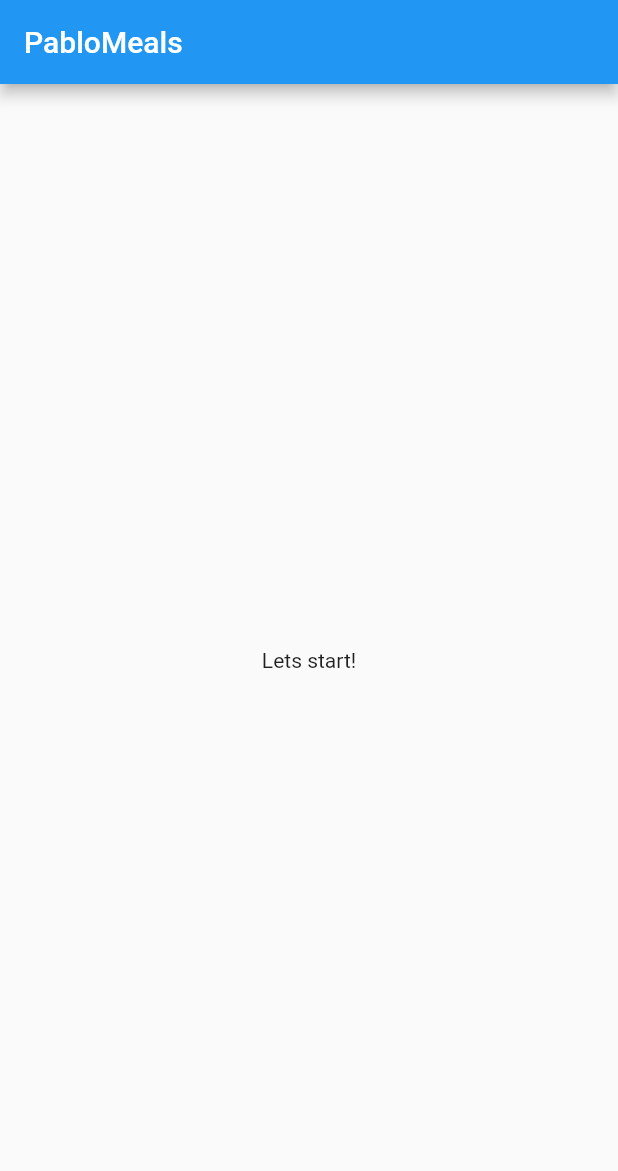
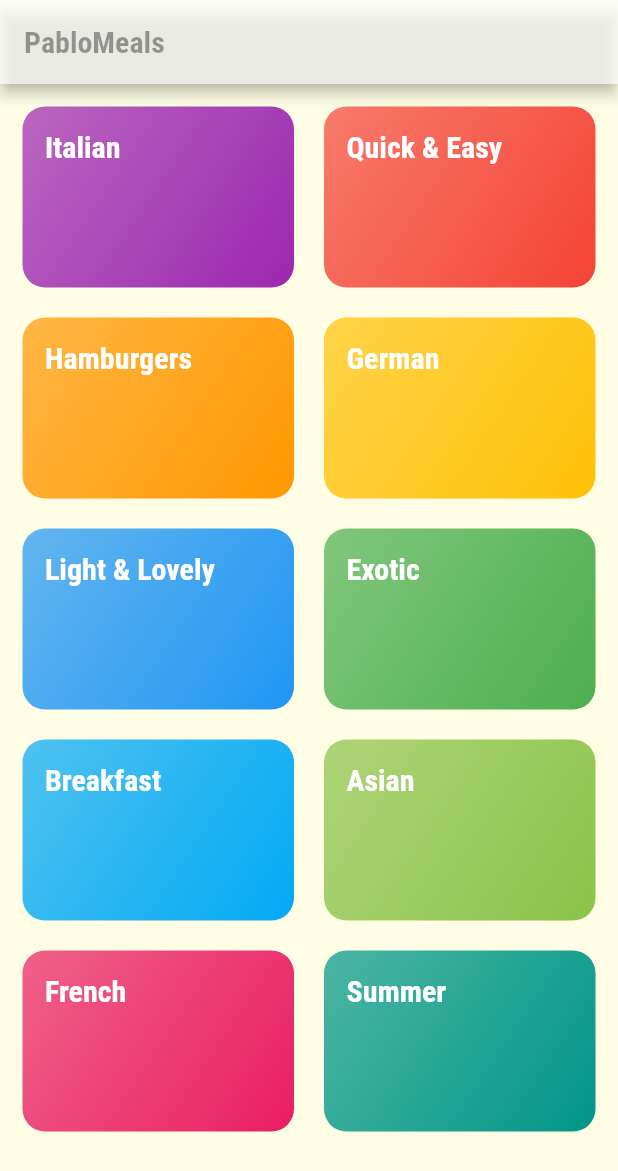
Before and after one commit to pawel-bak-dev/-playground_flutter_meals, a Flutter app: the screen it shows after launch, on a phone screen of 412 x 824 dp. Shown: the top 1171 px of the screen. Run offline on Flutter 3.47's test engine with Material 2 defaults, Android fonts, the phone set to English and light mode, and no system bars.

Commit message:
add fonts, define theme

```diff
--- /dev/null
+++ b/lib/categories_screen.dart
@@ -0,0 +1,29 @@
+import 'package:flutter/material.dart';
+
+import './dummy_data.dart';
+import './category_item.dart';
+
+class CategoriesScreen extends StatelessWidget {
+  @override
+  Widget build(BuildContext context) {
+    return Scaffold(
+      appBar: AppBar(
+        title: const Text('PabloMeals'),
+      ),
+      body: GridView(
+        padding: const EdgeInsets.all(15),
+        gridDelegate: SliverGridDelegateWithMaxCrossAxisExtent(
+          maxCrossAxisExtent: 200,
+          childAspectRatio: 3 / 2,
+          crossAxisSpacing: 20,
+          mainAxisSpacing: 20,
+        ),
+        children: DUMMY_CATEGORIES
+            .map(
+              (data) => CategoryItem(data.title, data.color),
+            )
+            .toList(),
+      ),
+    );
+  }
+}
--- /dev/null
+++ b/lib/category_item.dart
@@ -0,0 +1,30 @@
+import 'package:flutter/material.dart';
+
+class CategoryItem extends StatelessWidget {
+  final String title;
+  final Color color;
+
+  CategoryItem(this.title, this.color);
+
+  @override
+  Widget build(BuildContext context) {
+    return Container(
+      padding: const EdgeInsets.all(15),
+      child: Text(
+        title,
+        style: Theme.of(context).textTheme.headline6,
+      ),
+      decoration: BoxDecoration(
+        gradient: LinearGradient(
+          colors: [
+            color.withOpacity(.7),
+            color,
+          ],
+          begin: Alignment.topLeft,
+          end: Alignment.bottomRight,
+        ),
+        borderRadius: BorderRadius.circular(15),
+      ),
+    );
+  }
+}
--- /dev/null
+++ b/lib/dummy_data.dart
@@ -0,0 +1,56 @@
+import 'package:flutter/material.dart';
+
+import './models/category.dart';
+
+const DUMMY_CATEGORIES = const [
+  Category(
+    id: 'c1',
+    title: 'Italian',
+    color: Colors.purple,
+  ),
+  Category(
+    id: 'c2',
+    title: 'Quick & Easy',
+    color: Colors.red,
+  ),
+  Category(
+    id: 'c3',
+    title: 'Hamburgers',
+    color: Colors.orange,
+  ),
+  Category(
+    id: 'c4',
+    title: 'German',
+    color: Colors.amber,
+  ),
+  Category(
+    id: 'c5',
+    title: 'Light & Lovely',
+    color: Colors.blue,
+  ),
+  Category(
+    id: 'c6',
+    title: 'Exotic',
+    color: Colors.green,
+  ),
+  Category(
+    id: 'c7',
+    title: 'Breakfast',
+    color: Colors.lightBlue,
+  ),
+  Category(
+    id: 'c8',
+    title: 'Asian',
+    color: Colors.lightGreen,
+  ),
+  Category(
+    id: 'c9',
+    title: 'French',
+    color: Colors.pink,
+  ),
+  Category(
+    id: 'c10',
+    title: 'Summer',
+    color: Colors.teal,
+  ),
+];
--- a/lib/main.dart
+++ b/lib/main.dart
@@ -1,4 +1,6 @@
 import 'package:flutter/material.dart';
+
+import './categories_screen.dart';
 
 void main() {
   runApp(const MyApp());
@@ -12,30 +14,38 @@ class MyApp extends StatelessWidget {
     return MaterialApp(
       title: 'PabloMeals',
       theme: ThemeData(
-        primarySwatch: Colors.blue,
+        colorScheme: ColorScheme(
+          primary: Colors.pink,
+          primaryVariant: Colors.pinkAccent,
+          secondary: Colors.amber,
+          secondaryVariant: Colors.amberAccent,
+          surface: Colors.white70,
+          background: Colors.black,
+          error: Colors.red,
+          onPrimary: Colors.white,
+          onSecondary: Colors.white,
+          onSurface: Colors.black38,
+          onBackground: Colors.black,
+          onError: Colors.white,
+          brightness: Brightness.dark,
+        ),
+        canvasColor: Color.fromRGBO(255, 254, 229, 1),
+        fontFamily: 'Raleway',
+        textTheme: ThemeData.light().textTheme.copyWith(
+              bodyText1: TextStyle(
+                color: Color.fromRGBO(20, 51, 51, 1),
+              ),
+              bodyText2: TextStyle(
+                color: Color.fromRGBO(20, 51, 51, 1),
+              ),
+              headline6: TextStyle(
+                fontSize: 20,
+                fontWeight: FontWeight.bold,
+                fontFamily: 'RobotoCondensed',
+              ),
+            ),
       ),
-      home: MyHomePage(),
+      home: CategoriesScreen(),
     );
   }
 }
-
-class MyHomePage extends StatefulWidget {
-  @override
-  State<MyHomePage> createState() => _MyHomePageState();
-}
-
-class _MyHomePageState extends State<MyHomePage> {
-  @override
-  Widget build(BuildContext context) {
-    return Scaffold(
-      appBar: AppBar(
-        title: Text('PabloMeals'),
-      ),
-      body: Center(
-        child: Text(
-          'Lets start!',
-        ),
-      ),
-    );
-  }
-}
--- /dev/null
+++ b/lib/models/category.dart
@@ -0,0 +1,13 @@
+import 'package:flutter/material.dart';
+
+class Category {
+  final String id;
+  final String title;
+  final Color color;
+
+  const Category({
+    required this.id,
+    required this.title,
+    this.color = Colors.orange,
+  });
+}
```
Also changed, not shown: pubspec.yaml (+18 -12 lines), assets/fonts/Raleway-Black.ttf (added), assets/fonts/Raleway-Bold.ttf (added), assets/fonts/Raleway-Regular.ttf (added), assets/fonts/RobotoCondensed-Bold.ttf (added), assets/fonts/RobotoCondensed-Italic.ttf (added), assets/fonts/RobotoCondensed-Light.ttf (added), assets/fonts/RobotoCondensed-Regular.ttf (added), 1 other file.
